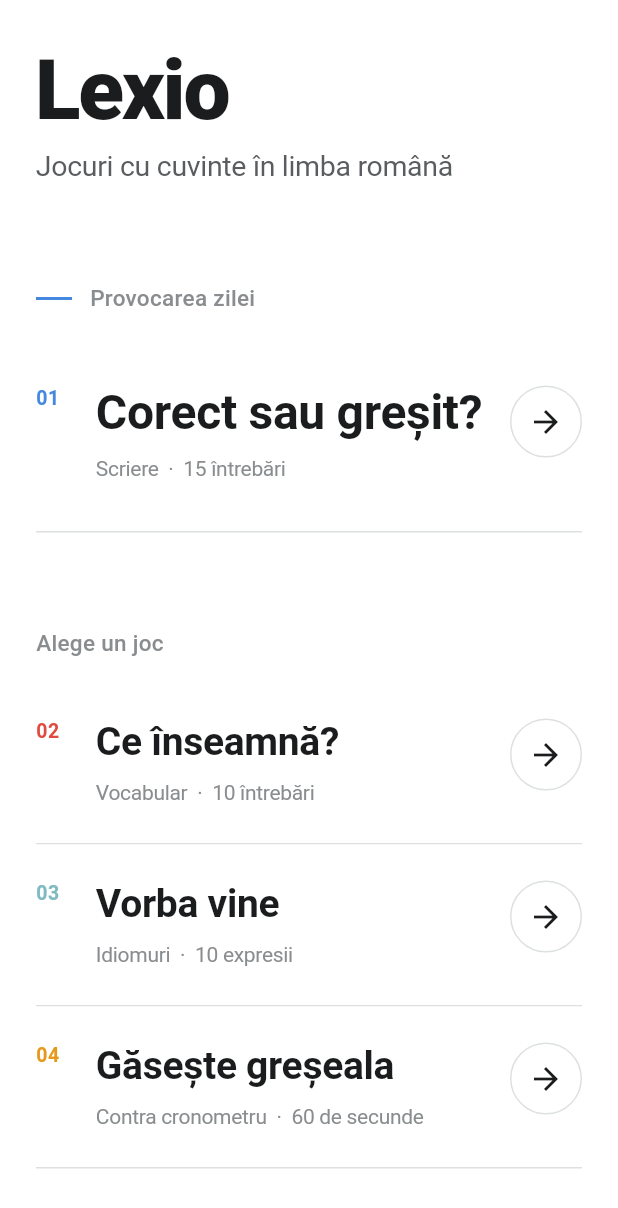
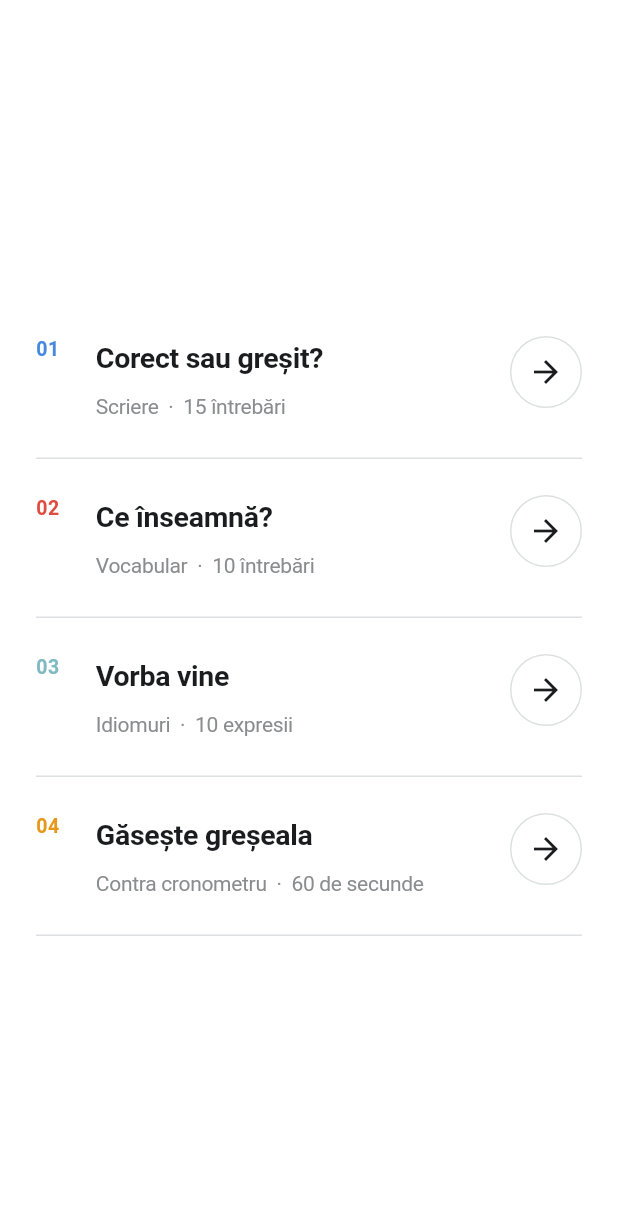
Before and after one commit to mihaiiova/lexio, a Flutter app: the screen it shows after launch, on a phone screen of 412 x 824 dp. Shown: the top 1208 px of the screen. Run offline on Flutter 3.47's test engine with Material 3 defaults, Android fonts, the phone set to English and light mode, and no system bars; our stand-ins replace google_fonts, shared_preferences.

Commit message:
Center minimal game list on home screen

```diff
--- a/lib/design/typography.dart
+++ b/lib/design/typography.dart
@@ -6,13 +6,6 @@ sealed class LexioTextStyles {
   static const _defaultLetterSpacing = -0.2;
 
   // Display
-  static TextStyle get displayHero => const TextStyle(
-    fontSize: 56,
-    fontWeight: FontWeight.w800,
-    height: 1,
-    letterSpacing: -1.5,
-  );
-
   static TextStyle get displayLarge => const TextStyle(
     fontSize: 40,
     fontWeight: FontWeight.w700,
--- a/lib/home/home_screen.dart
+++ b/lib/home/home_screen.dart
@@ -18,36 +18,25 @@ class HomeScreen extends StatelessWidget {
     return Scaffold(
       backgroundColor: LexioColors.background,
       body: SafeArea(
-        bottom: false,
-        child: SingleChildScrollView(
+        child: LayoutBuilder(
+          builder: (context, constraints) => SingleChildScrollView(
             physics: const BouncingScrollPhysics(),
-          padding: const EdgeInsets.fromLTRB(
-            LexioSpacing.screenHorizontal,
-            LexioSpacing.xxl,
-            LexioSpacing.screenHorizontal,
-            LexioSpacing.huge,
+            child: ConstrainedBox(
+              constraints: BoxConstraints(minHeight: constraints.maxHeight),
+              child: Padding(
+                padding: const EdgeInsets.symmetric(
+                  horizontal: LexioSpacing.screenHorizontal,
                 ),
                 child: Column(
-            crossAxisAlignment: CrossAxisAlignment.start,
+                  mainAxisAlignment: MainAxisAlignment.center,
                   children: [
-              const _Header(),
-              const SizedBox(height: LexioSpacing.huge),
-              _SectionLabel(
-                label: 'Provocarea zilei',
-                accentColor: LexioColors.primary,
-              ),
-              const SizedBox(height: LexioSpacing.lg),
                     _GameEntry(
                       number: '01',
                       title: 'Corect sau greșit?',
                       details: 'Scriere  ·  15 întrebări',
                       accentColor: LexioColors.primary,
-                isFeatured: true,
                       onTap: () => _open(context, const GrammarScreen()),
                     ),
-              const SizedBox(height: LexioSpacing.huge),
-              const _SectionLabel(label: 'Alege un joc'),
-              const SizedBox(height: LexioSpacing.lg),
                     _GameEntry(
                       number: '02',
                       title: 'Ce înseamnă?',
@@ -69,9 +58,10 @@ class HomeScreen extends StatelessWidget {
                       accentColor: LexioColors.accent,
                       onTap: () => _open(context, const SpotScreen()),
                     ),
-              const SizedBox(height: LexioSpacing.huge),
-              const _ComingSoon(),
                   ],
+                ),
+              ),
+            ),
           ),
         ),
       ),
@@ -102,61 +92,6 @@ class HomeScreen extends StatelessWidget {
   }
 }
 
-class _Header extends StatelessWidget {
-  const _Header();
-
-  @override
-  Widget build(BuildContext context) {
-    return Column(
-      crossAxisAlignment: CrossAxisAlignment.start,
-      children: [
-        Text(
-          'Lexio',
-          style: LexioTextStyles.displayHero.copyWith(
-            color: LexioColors.textPrimary,
-          ),
-        ),
-        const SizedBox(height: LexioSpacing.sm),
-        Text(
-          'Jocuri cu cuvinte în limba română',
-          style: LexioTextStyles.bodyLarge.copyWith(
-            color: LexioColors.textSecondary,
-          ),
-        ),
-      ],
-    );
-  }
-}
-
-class _SectionLabel extends StatelessWidget {
-  const _SectionLabel({required this.label, this.accentColor});
-
-  final String label;
-  final Color? accentColor;
-
-  @override
-  Widget build(BuildContext context) {
-    return Row(
-      children: [
-        if (accentColor != null) ...[
-          Container(
-            width: LexioSpacing.xl,
-            height: LexioSpacing.xxs,
-            color: accentColor,
-          ),
-          const SizedBox(width: LexioSpacing.md),
-        ],
-        Text(
-          label,
-          style: LexioTextStyles.labelMedium.copyWith(
-            color: LexioColors.textTertiary,
-          ),
-        ),
-      ],
-    );
-  }
-}
-
 class _GameEntry extends StatelessWidget {
   const _GameEntry({
     required this.number,
@@ -164,7 +99,6 @@ class _GameEntry extends StatelessWidget {
     required this.details,
     required this.accentColor,
     required this.onTap,
-    this.isFeatured = false,
   });
 
   final String number;
@@ -172,7 +106,6 @@ class _GameEntry extends StatelessWidget {
   final String details;
   final Color accentColor;
   final VoidCallback onTap;
-  final bool isFeatured;
 
   @override
   Widget build(BuildContext context) {
@@ -182,9 +115,7 @@ class _GameEntry extends StatelessWidget {
         onTap: onTap,
         borderRadius: BorderRadius.circular(LexioRadius.md),
         child: Container(
-          padding: EdgeInsets.symmetric(
-            vertical: isFeatured ? LexioSpacing.xxl : LexioSpacing.xl,
-          ),
+          padding: const EdgeInsets.symmetric(vertical: LexioSpacing.xl),
           decoration: const BoxDecoration(
             border: Border(bottom: BorderSide(color: LexioColors.divider)),
           ),
@@ -208,11 +139,10 @@ class _GameEntry extends StatelessWidget {
                   children: [
                     Text(
                       title,
-                      style:
-                          (isFeatured
-                                  ? LexioTextStyles.displayMedium
-                                  : LexioTextStyles.headingLarge)
-                              .copyWith(color: LexioColors.textPrimary),
+                      style: LexioTextStyles.bodyLarge.copyWith(
+                        color: LexioColors.textPrimary,
+                        fontWeight: FontWeight.w600,
+                      ),
                     ),
                     const SizedBox(height: LexioSpacing.sm),
                     Text(
@@ -245,31 +175,3 @@ class _GameEntry extends StatelessWidget {
     );
   }
 }
-
-class _ComingSoon extends StatelessWidget {
-  const _ComingSoon();
-
-  @override
-  Widget build(BuildContext context) {
-    return Column(
-      crossAxisAlignment: CrossAxisAlignment.start,
-      children: [
-        const _SectionLabel(label: 'În pregătire'),
-        const SizedBox(height: LexioSpacing.lg),
-        Text(
-          'Ortografie  /  Logică',
-          style: LexioTextStyles.headingLarge.copyWith(
-            color: LexioColors.textTertiary,
-          ),
-        ),
-        const SizedBox(height: LexioSpacing.sm),
-        Text(
-          'Două jocuri noi sosesc în curând.',
-          style: LexioTextStyles.bodySmall.copyWith(
-            color: LexioColors.textTertiary,
-          ),
-        ),
-      ],
-    );
-  }
-}
```
Also changed, not shown: 1 other file. Lines whose indentation alone changed are shown as unchanged.
